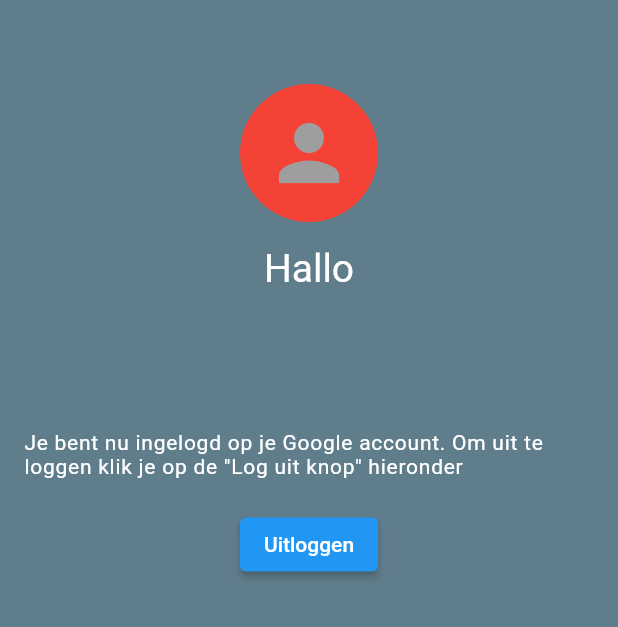
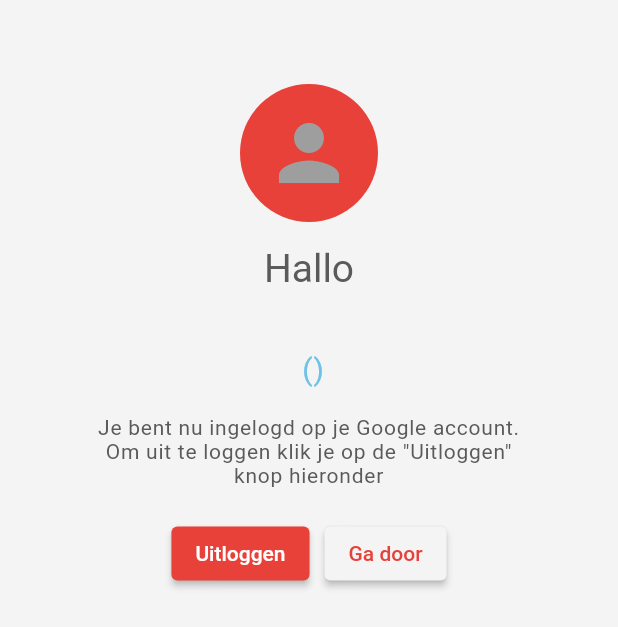
Before and after one commit to JarretHoving97/my_flutter_app, a Flutter app: the screen it shows once a user with an empty profile is signed in, after a tap on "Uitloggen", on a phone screen of 412 x 824 dp. Shown: the top 627 px of the screen. Run offline on Flutter 3.47's test engine with Material 2 defaults, Android fonts, the phone set to English and light mode, and no system bars; our stand-ins replace firebase_auth, firebase_core, flutter_signin_button, google_sign_in; missing offline and left inert: dart:ffi; accounts and stored records are empty; network calls fail.

Commit message:
Recolored theme

```diff
--- a/new_app/lib/Scenes/Login/SinginPage.dart
+++ b/new_app/lib/Scenes/Login/SinginPage.dart
@@ -2,6 +2,7 @@ import 'package:flutter/material.dart';
 import 'package:flutter_signin_button/button_list.dart';
 import 'package:flutter_signin_button/button_view.dart';
 import 'package:new_app/Firebase/authentication_service.dart';
+import 'package:new_app/Util/AppColor.dart';
 import 'package:provider/provider.dart';
 
 // ignore: use_key_in_widget_constructors
@@ -12,10 +13,10 @@ class SignInPage extends StatelessWidget {
   @override
   Widget build(BuildContext context) {
     return Scaffold(
+        backgroundColor: AppColor.appBackground,
         appBar: AppBar(
-          title: const Text("Login"),
+          backgroundColor: AppColor.appBackground,
           elevation: 0,
-          backgroundColor: Colors.white10,
         ),
         body: Column(
           children: [
--- a/new_app/lib/Scenes/Onboarding/UserInfoScreen.dart
+++ b/new_app/lib/Scenes/Onboarding/UserInfoScreen.dart
@@ -1,10 +1,6 @@
-import 'dart:ffi';
-
 import 'package:firebase_auth/firebase_auth.dart';
 import 'package:flutter/material.dart';
-import 'package:flutter/src/foundation/key.dart';
-import 'package:flutter/src/widgets/framework.dart';
-import 'package:new_app/Scenes/Home/HomePage.dart';
+import 'package:new_app/Util/AppColor.dart';
 import 'package:provider/provider.dart';
 
 import '../../Firebase/authentication_service.dart';
@@ -32,8 +28,8 @@ class _UserInfoScreenState extends State<UserInfoScreen> {
   @override
   Widget build(BuildContext context) {
     return Scaffold(
-      backgroundColor: Colors.blueGrey,
-      appBar: AppBar(elevation: 0, backgroundColor: Colors.blueGrey),
+      backgroundColor: AppColor.appBackground,
+      appBar: AppBar(elevation: 0, backgroundColor: AppColor.appBackground),
       body: SafeArea(
           child: Padding(
         padding: const EdgeInsets.only(left: 16.0, right: 16.0, bottom: 20.0),
@@ -42,7 +38,7 @@ class _UserInfoScreenState extends State<UserInfoScreen> {
           _user.photoURL != null
               ? ClipOval(
                   child: Material(
-                    color: Colors.red,
+                    color: AppColor.appColor,
                     child: Image.network(
                       _user.photoURL!,
                       fit: BoxFit.fitHeight,
@@ -51,7 +47,7 @@ class _UserInfoScreenState extends State<UserInfoScreen> {
                 )
               : const ClipOval(
                   child: Material(
-                    color: Colors.red,
+                    color: AppColor.appColor,
                     child: Padding(
                       padding: EdgeInsets.all(16.0),
                       child: Icon(
@@ -66,44 +62,71 @@ class _UserInfoScreenState extends State<UserInfoScreen> {
           const Text(
             'Hallo',
             style: TextStyle(
-              color: Colors.white,
+              color: AppColor.textColor,
+              fontSize: 26,
+            ),
+          ),
+          const SizedBox(height: 2.0),
+          Text(
+            ' ${_user.displayName}',
+            style: const TextStyle(
+              color: AppColor.textColor,
               fontSize: 26,
             ),
           ),
           const SizedBox(height: 8.0),
           Text(
-            ' ${_user.displayName}',
+            ' (${_user.email})',
             style: const TextStyle(
-              color: Colors.white,
-              fontSize: 26,
-            ),
-          ),
-          const SizedBox(height: 8.0),
-          Text(
-            ' ${_user.email}',
-            style: const TextStyle(
-              color: Colors.yellow,
+              color: AppColor.hilightedTextColor,
               fontSize: 20,
               letterSpacing: 0.5,
             ),
           ),
-          const SizedBox(height: 24.0),
-          const Text(
-            'Je bent nu ingelogd op je Google account. Om uit te loggen klik je op de "Log uit knop" hieronder',
+          const SizedBox(
+            height: 20,
+          ),
+          const SizedBox(
+            width: 290,
+            child: Text(
+              'Je bent nu ingelogd op je Google account. Om uit te loggen klik je op de "Uitloggen" knop hieronder',
               style: TextStyle(
-              color: Colors.white,
+                color: AppColor.textColor,
                 fontSize: 14,
                 letterSpacing: 0.5,
               ),
+              textAlign: TextAlign.center,
+            ),
           ),
           Padding(
-            padding: EdgeInsets.all(20.0),
-            child: ElevatedButton(
+            padding: const EdgeInsets.all(20.0),
+            child: Row(
+              mainAxisAlignment: MainAxisAlignment.center,
+              children: [
+                ElevatedButton(
                     onPressed: () {
                       context.read<AuthenticationService>().singout();
                     },
-                child: const Text("Uitloggen")),
+                    child: const Text("Uitloggen"),
+                    style: ButtonStyle(
+                        backgroundColor: MaterialStateProperty.all<Color>(
+                            AppColor.appColor))),
+                const SizedBox(
+                  width: 10,
+                ),
+                ElevatedButton(
+                  onPressed: () {
+                    // context.read<AuthenticationService>().singout();
+                  },
+                  child: Text("Ga door"),
+                  style: ElevatedButton.styleFrom(
+                    primary: AppColor.appBackground,
+                    onPrimary: AppColor.appColor,
+                  ),
                 )
+              ],
+            ),
+          ),
         ]),
       )),
     );
--- /dev/null
+++ b/new_app/lib/Util/AppColor.dart
@@ -0,0 +1,9 @@
+import 'package:flutter/material.dart';
+
+class AppColor {
+  static const Color appColor = Color.fromARGB(255, 231, 65, 57);
+  static const Color secondairyColor = Color.fromARGB(255, 3, 147, 206);
+  static const Color hilightedTextColor = Color.fromARGB(255, 108, 194, 231);
+  static const Color appBackground = Color.fromARGB(255, 244, 244, 244);
+  static const Color textColor = Color.fromARGB(255, 90, 90, 90);
+}
```
Lines whose indentation alone changed are shown as unchanged.
